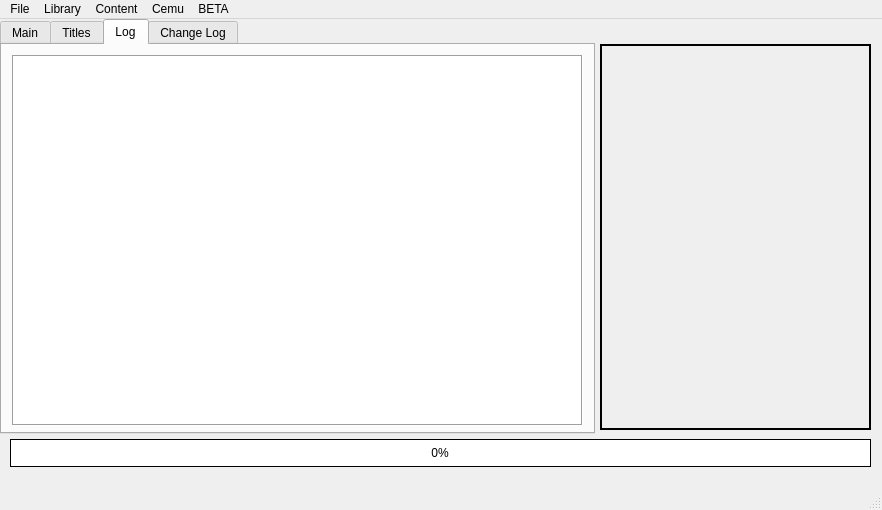
Before: the Qt Designer form mainwindow.ui in Chrono136/Maple-Tree, drawn with Qt 5.
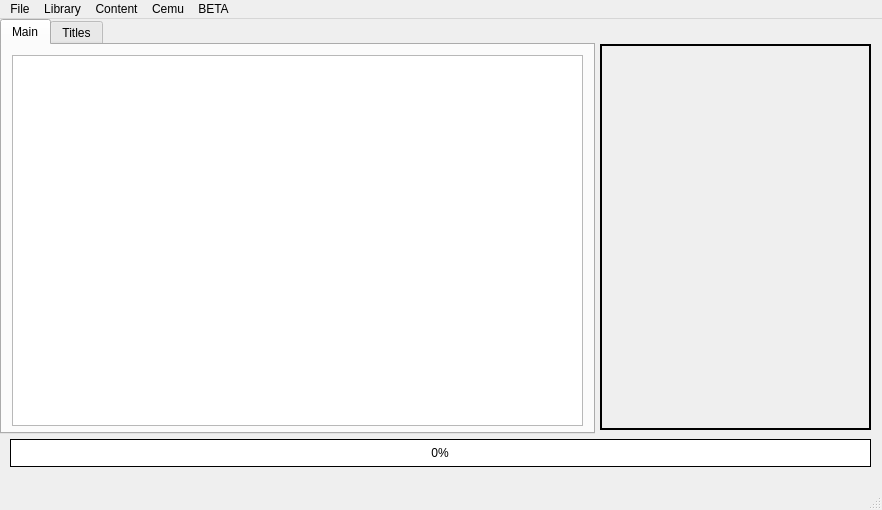
After: the same form once the commit is applied. The open tabs and pages were chosen to show the change.

Patch:
```diff
--- a/mainwindow.ui
+++ b/mainwindow.ui
@@ -166,45 +166,6 @@
       </property>
      </widget>
     </widget>
-    <widget class="QWidget" name="tab_2">
-     <attribute name="title">
-      <string>Log</string>
-     </attribute>
-     <widget class="QTextEdit" name="textEdit">
-      <property name="geometry">
-       <rect>
-        <x>10</x>
-        <y>10</y>
-        <width>571</width>
-        <height>371</height>
-       </rect>
-      </property>
-      <property name="frameShape">
-       <enum>QFrame::Box</enum>
-      </property>
-      <property name="readOnly">
-       <bool>true</bool>
-      </property>
-     </widget>
-    </widget>
-    <widget class="QWidget" name="tab_4">
-     <attribute name="title">
-      <string>Change Log</string>
-     </attribute>
-     <widget class="QTextEdit" name="changelog">
-      <property name="geometry">
-       <rect>
-        <x>10</x>
-        <y>10</y>
-        <width>571</width>
-        <height>371</height>
-       </rect>
-      </property>
-      <property name="readOnly">
-       <bool>true</bool>
-      </property>
-     </widget>
-    </widget>
    </widget>
    <widget class="QProgressBar" name="progressBar">
     <property name="geometry">
```
Left out of the diff: 9 changed lines with no effect on the pictures.
